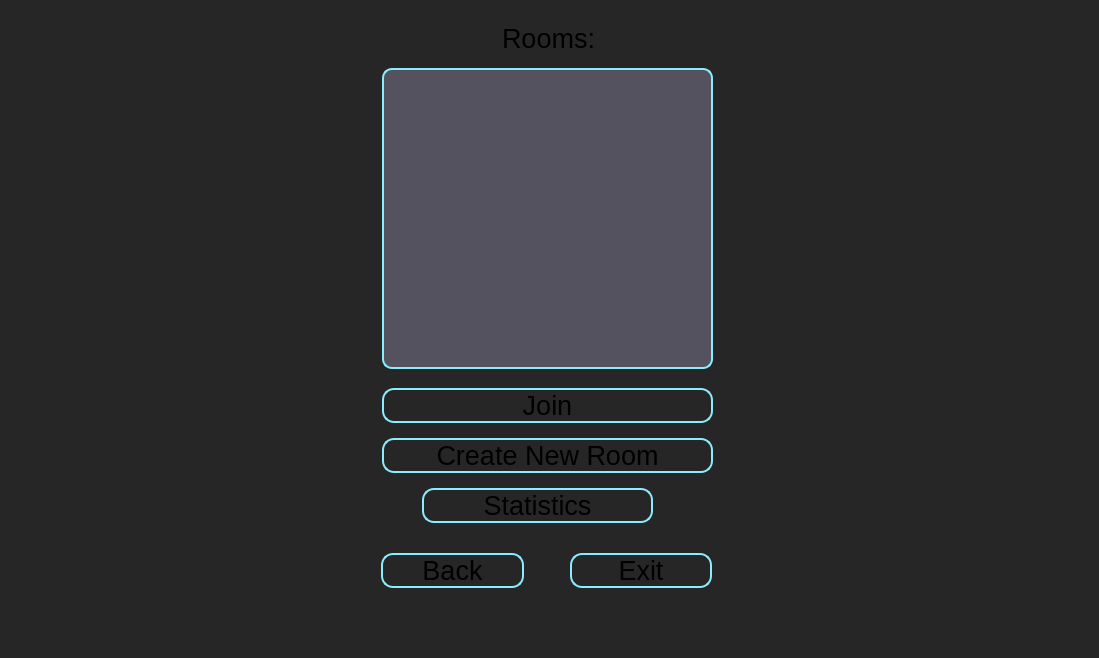
First picture: the form in Client/Client/mainwindow.ui, repository cpp-park-vk-education/2022_2_oldB, before the edit.
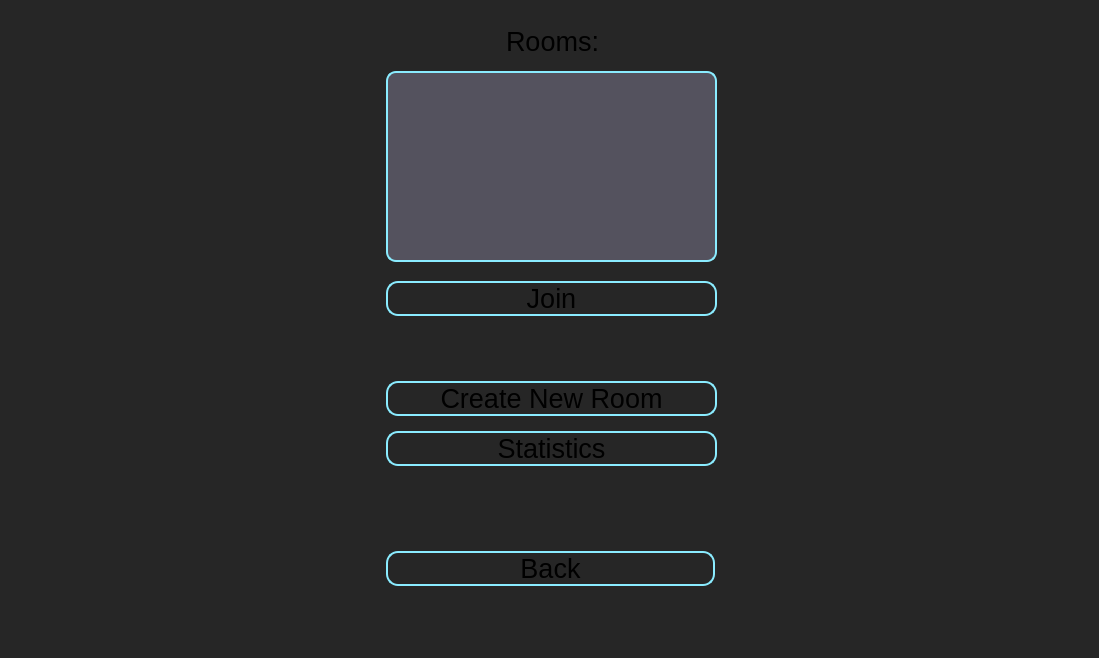
Second picture: the form after the edit. The open tabs and pages were chosen to show the change.

Diff of the .ui file:
```diff
--- a/Client/Client/mainwindow.ui
+++ b/Client/Client/mainwindow.ui
@@ -43,7 +43,33 @@
         <bool>false</bool>
        </property>
        <layout class="QGridLayout" name="gridLayout_5">
-        <item row="0" column="2">
+        <item row="0" column="0">
+         <spacer name="horizontalSpacer">
+          <property name="orientation">
+           <enum>Qt::Horizontal</enum>
+          </property>
+          <property name="sizeHint" stdset="0">
+           <size>
+            <width>297</width>
+            <height>20</height>
+           </size>
+          </property>
+         </spacer>
+        </item>
+        <item row="0" column="3">
+         <spacer name="horizontalSpacer_2">
+          <property name="orientation">
+           <enum>Qt::Horizontal</enum>
+          </property>
+          <property name="sizeHint" stdset="0">
+           <size>
+            <width>297</width>
+            <height>20</height>
+           </size>
+          </property>
+         </spacer>
+        </item>
+        <item row="0" column="1">
          <widget class="QStackedWidget" name="stackedWidget_2">
           <property name="styleSheet">
            <string notr="true"/>
@@ -581,8 +607,8 @@
            <widget class="QPushButton" name="joinRoomButton">
             <property name="geometry">
              <rect>
-              <x>10</x>
-              <y>370</y>
+              <x>14</x>
+              <y>263</y>
               <width>331</width>
               <height>35</height>
              </rect>
@@ -605,10 +631,10 @@
            <widget class="QListWidget" name="roomsList">
             <property name="geometry">
              <rect>
-              <x>10</x>
-              <y>50</y>
+              <x>14</x>
+              <y>53</y>
               <width>331</width>
-              <height>301</height>
+              <height>191</height>
              </rect>
             </property>
             <property name="font">
@@ -632,8 +658,8 @@
            <widget class="QLabel" name="label">
             <property name="geometry">
              <rect>
-              <x>130</x>
-              <y>0</y>
+              <x>134</x>
+              <y>3</y>
               <width>91</width>
               <height>41</height>
              </rect>
@@ -647,88 +673,11 @@
              <string>Rooms:</string>
             </property>
            </widget>
-           <widget class="QWidget" name="layoutWidget">
-            <property name="geometry">
-             <rect>
-              <x>9</x>
-              <y>534</y>
-              <width>331</width>
-              <height>37</height>
-             </rect>
-            </property>
-            <layout class="QHBoxLayout" name="horizontalLayout">
-             <item>
-              <widget class="QPushButton" name="returnFromRoomsBtn">
-               <property name="enabled">
-                <bool>true</bool>
-               </property>
-               <property name="font">
-                <font>
-                 <pointsize>20</pointsize>
-                 <italic>false</italic>
-                 <bold>false</bold>
-                </font>
-               </property>
-               <property name="styleSheet">
-                <string notr="true">QPushButton { 
-font: 20pt;
-border: 2px solid #8aecff;
-border-radius: 12px;
-} 
-
-QPushButton:hover {
-background-color: #525252;
-}</string>
-               </property>
-               <property name="text">
-                <string>Back</string>
-               </property>
-              </widget>
-             </item>
-             <item>
-              <spacer name="horizontalSpacer_4">
-               <property name="orientation">
-                <enum>Qt::Horizontal</enum>
-               </property>
-               <property name="sizeType">
-                <enum>QSizePolicy::Fixed</enum>
-               </property>
-               <property name="sizeHint" stdset="0">
-                <size>
-                 <width>40</width>
-                 <height>20</height>
-                </size>
-               </property>
-              </spacer>
-             </item>
-             <item>
-              <widget class="QPushButton" name="exitButton_2">
-               <property name="enabled">
-                <bool>true</bool>
-               </property>
-               <property name="styleSheet">
-                <string notr="true">QPushButton { 
-font: 20pt;
-border: 2px solid #8aecff;
-border-radius: 12px;
-} 
-
-QPushButton:hover {
-background-color: #525252;
-}</string>
-               </property>
-               <property name="text">
-                <string>Exit</string>
-               </property>
-              </widget>
-             </item>
-            </layout>
-           </widget>
            <widget class="QPushButton" name="goToCreateRoomButton">
             <property name="geometry">
              <rect>
-              <x>10</x>
-              <y>420</y>
+              <x>14</x>
+              <y>363</y>
               <width>331</width>
               <height>35</height>
              </rect>
@@ -751,9 +700,9 @@
            <widget class="QPushButton" name="getStatButton">
             <property name="geometry">
              <rect>
-              <x>50</x>
-              <y>470</y>
-              <width>231</width>
+              <x>14</x>
+              <y>413</y>
+              <width>331</width>
               <height>35</height>
              </rect>
             </property>
@@ -772,6 +721,40 @@
              <string>Statistics</string>
             </property>
            </widget>
+           <widget class="QPushButton" name="returnFromRoomsBtn">
+            <property name="enabled">
+             <bool>true</bool>
+            </property>
+            <property name="geometry">
+             <rect>
+              <x>14</x>
+              <y>533</y>
+              <width>329</width>
+              <height>35</height>
+             </rect>
+            </property>
+            <property name="font">
+             <font>
+              <pointsize>20</pointsize>
+              <italic>false</italic>
+              <bold>false</bold>
+             </font>
+            </property>
+            <property name="styleSheet">
+             <string notr="true">QPushButton { 
+font: 20pt;
+border: 2px solid #8aecff;
+border-radius: 12px;
+} 
+
+QPushButton:hover {
+background-color: #525252;
+}</string>
+            </property>
+            <property name="text">
+             <string>Back</string>
+            </property>
+           </widget>
           </widget>
           <widget class="QWidget" name="page_6">
            <widget class="QLineEdit" name="newRoomPort">
```
Left out of the diff: 257 changed lines with no effect on the pictures.
